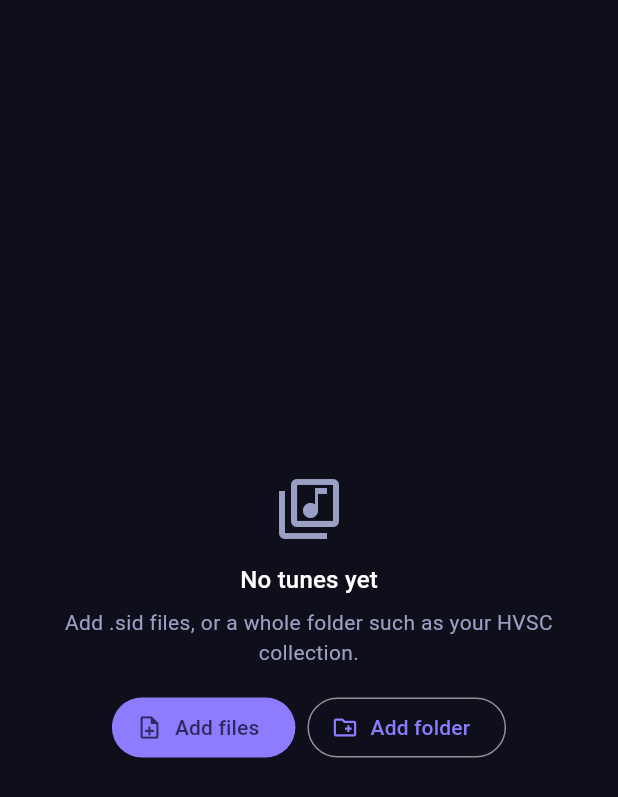
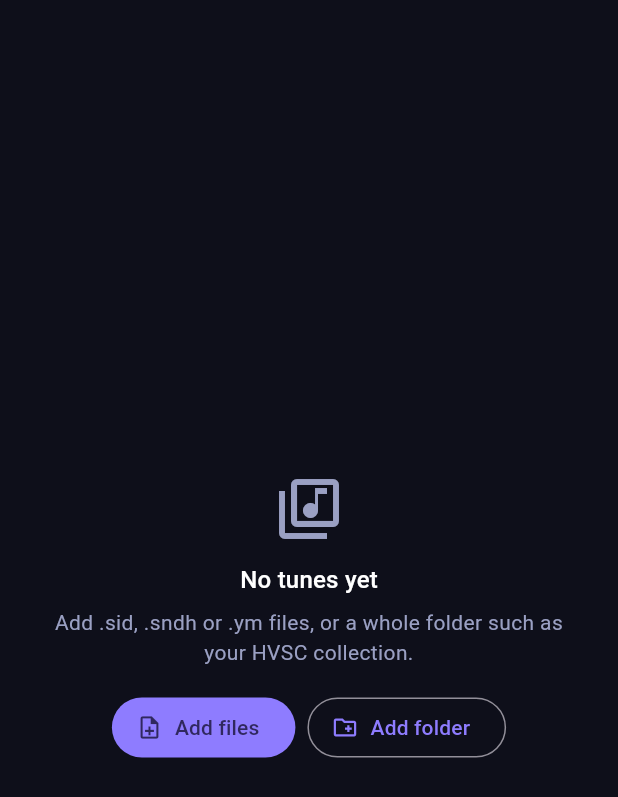
Before and after one commit to mightyflub/ChipDeck, a Flutter app: the _EmptyState widget shown alone on an empty page, opened directly with empty values, on a phone screen of 412 x 824 dp. Shown: the top 797 px of the screen. Run offline on Flutter 3.47's test engine with Material 3 defaults, Android fonts, the phone set to English and light mode, and no system bars; our stand-ins replace shared_preferences; missing offline and left inert: dart:ffi, file_selector; accounts and stored records are empty.

Commit message:
App: support SNDH and YM files from the merged Atari core
- Accept .sndh/.snd/.ym in file pickers and folder scans
- Show an Atari ST badge; hide SID-only badges and voice tiles when the
  tune has no SID chips

Co-Authored-By: Claude Opus 5.5 <noreply@anthropic.com>
Claude-Session: https://claude.ai/code/session_014SrDLZoi1CWDNBi29NNs1J

```diff
--- a/app/lib/player/player_controller.dart
+++ b/app/lib/player/player_controller.dart
@@ -12,7 +12,10 @@ import 'package:shared_preferences/shared_preferences.dart';
 import '../native/chipdeck_ffi.dart';
 
 /// File extensions the core can play.
-const supportedExtensions = {'.sid', '.psid', '.rsid', '.mus', '.prg'};
+const supportedExtensions = {
+  '.sid', '.psid', '.rsid', '.mus', '.prg', // C64
+  '.sndh', '.snd', '.ym', // Atari ST
+};
 
 class PlaylistEntry {
   PlaylistEntry(this.path);
--- a/app/lib/ui/home_page.dart
+++ b/app/lib/ui/home_page.dart
@@ -47,8 +47,8 @@ class _HomePageState extends State<HomePage> {
 
   Future<void> pickFiles() async {
     const group = XTypeGroup(
-      label: 'SID tunes',
-      extensions: ['sid', 'psid', 'rsid', 'mus', 'prg'],
+      label: 'Chiptunes',
+      extensions: ['sid', 'psid', 'rsid', 'mus', 'prg', 'sndh', 'snd', 'ym'],
     );
     final files = await openFiles(acceptedTypeGroups: [group]);
     if (files.isEmpty) return;
@@ -64,7 +64,7 @@ class _HomePageState extends State<HomePage> {
     final n = await c.addFolder(dir);
     if (!mounted) return;
     ScaffoldMessenger.of(context).showSnackBar(
-        SnackBar(content: Text(n == 0 ? 'No SID files found in that folder.' : 'Added $n tunes.')));
+        SnackBar(content: Text(n == 0 ? 'No supported tunes found in that folder.' : 'Added $n tunes.')));
     if (c.current == null && n > 0) c.playIndex(start);
   }
 
--- a/app/lib/ui/now_playing.dart
+++ b/app/lib/ui/now_playing.dart
@@ -79,11 +79,13 @@ class _Header extends StatelessWidget {
       _ => null,
     };
     final forced = controller.sidModel != SidModel.auto;
+    final isSid = (i?.sidChips ?? 1) > 0;
     return Column(crossAxisAlignment: CrossAxisAlignment.start, children: [
       Wrap(spacing: 6, runSpacing: 6, children: [
         if (i != null) _Chip(_shortFormat(i.format)),
-        if (model != null) _Chip(forced ? '$model (forced)' : model, highlight: true),
-        if (i != null) _Chip(i.isNtsc ? 'NTSC' : 'PAL'),
+        if (i != null && !isSid) const _Chip('Atari ST', highlight: true),
+        if (isSid && model != null) _Chip(forced ? '$model (forced)' : model, highlight: true),
+        if (i != null && isSid) _Chip(i.isNtsc ? 'NTSC' : 'PAL'),
         if (i != null && i.sidChips > 1) _Chip('${i.sidChips}SID', highlight: true),
       ]),
       const SizedBox(height: 12),
--- a/app/lib/ui/playlist_panel.dart
+++ b/app/lib/ui/playlist_panel.dart
@@ -272,7 +272,7 @@ class _EmptyState extends StatelessWidget {
           const SizedBox(height: 12),
           Text('No tunes yet', style: Theme.of(context).textTheme.titleMedium),
           const SizedBox(height: 6),
-          const Text('Add .sid files, or a whole folder such as your HVSC collection.',
+          const Text('Add .sid, .sndh or .ym files, or a whole folder such as your HVSC collection.',
               textAlign: TextAlign.center, style: TextStyle(color: Palette.textMuted)),
           const SizedBox(height: 16),
           Wrap(spacing: 8, runSpacing: 8, alignment: WrapAlignment.center, children: [
```
Also changed, not shown: app/lib/ui/visualizer.dart (+10 -3 lines), 2 other files.
